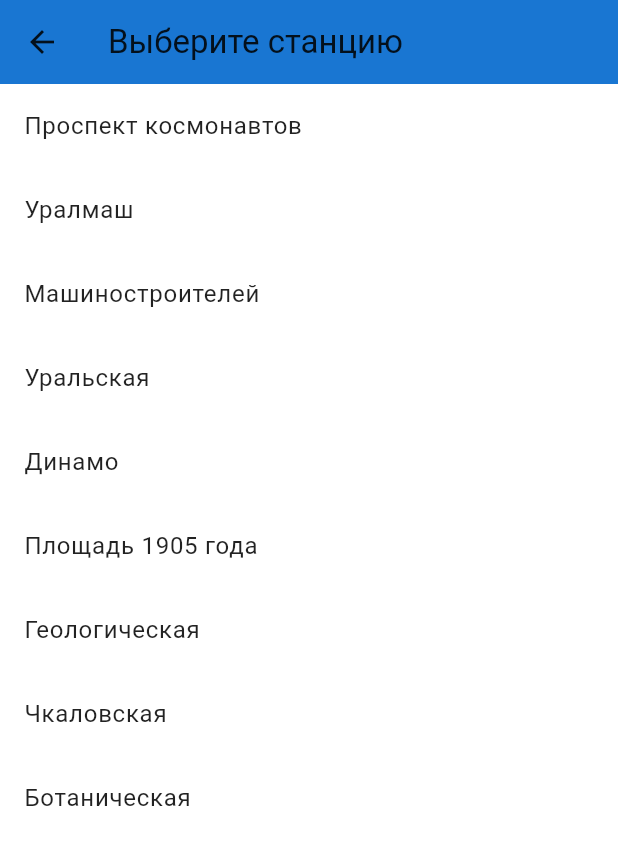
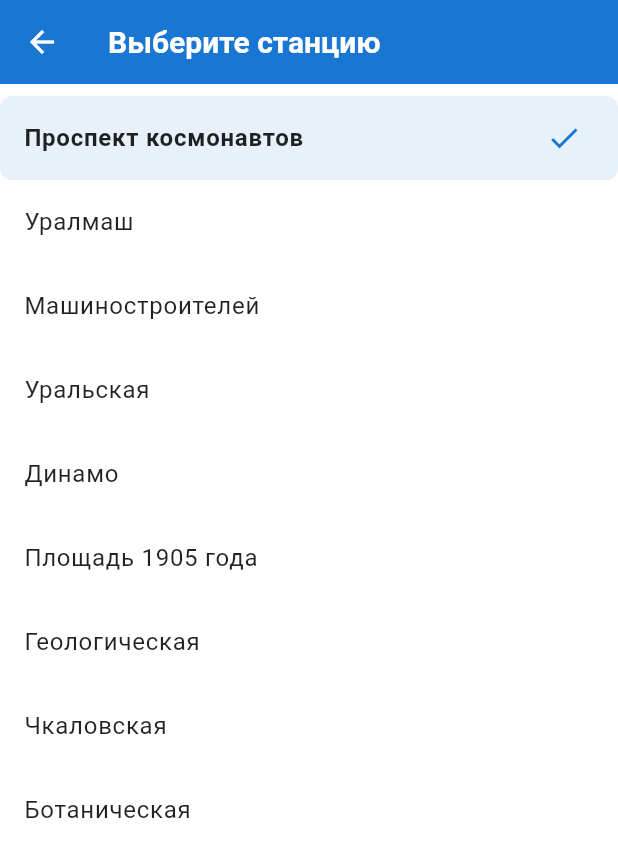
Before and after one commit to samb1232/eburg_metro_timer, a Flutter app: the ChooseStationScreen screen opened by its route, on a phone screen of 412 x 824 dp. Shown: the top 857 px of the screen. Run offline on Flutter 3.47's test engine with Material 3 defaults, Android fonts, the phone set to English and light mode, and no system bars.

Commit message:
changed style of choose station screen

```diff
--- a/lib/features/choose_station_screen/presentation/choose_station_screen.dart
+++ b/lib/features/choose_station_screen/presentation/choose_station_screen.dart
@@ -8,37 +8,81 @@ class ChooseStationScreen extends StatelessWidget {
   @override
   Widget build(BuildContext context) {
     final scheduleProvider = Provider.of<ScheduleProvider>(context);
+    final colorScheme = Theme.of(context).colorScheme;
 
     return Scaffold(
-      appBar: AppBar(title: const Text('Выберите станцию')),
-      body: _buildBody(context, scheduleProvider),
+      appBar: AppBar(
+        title: Text(
+          'Выберите станцию',
+          style: TextStyle(
+            color: colorScheme.onPrimary,
+            fontSize: 20,
+            fontWeight: FontWeight.w600,
+          ),
+        ),
+        iconTheme: IconThemeData(color: colorScheme.onPrimary),
+        backgroundColor: colorScheme.primary,
+      ),
+      body: _buildBody(context, scheduleProvider, colorScheme),
     );
   }
 
-  Widget _buildBody(BuildContext context, ScheduleProvider provider) {
+  Widget _buildBody(
+    BuildContext context,
+    ScheduleProvider provider,
+    ColorScheme colorScheme,
+  ) {
     if (provider.isLoading) {
-      return const Center(child: CircularProgressIndicator());
+      return Center(
+        child: CircularProgressIndicator(color: colorScheme.primary),
+      );
     }
 
     if (provider.loadError != null) {
-      return Center(child: Text('Ошибка: ${provider.loadError}'));
+      return Center(
+        child: Text(
+          'Ошибка: ${provider.loadError}',
+          style: TextStyle(color: colorScheme.error, fontSize: 16),
+          textAlign: TextAlign.center,
+        ),
+      );
     }
 
     if (provider.stationOrder.isEmpty) {
-      return const Center(child: Text('Нет доступных станций'));
+      return Center(
+        child: Text(
+          'Нет доступных станций',
+          style: TextStyle(color: colorScheme.onSurface, fontSize: 16),
+        ),
+      );
     }
 
     return ListView.builder(
+      padding: const EdgeInsets.symmetric(vertical: 8),
       itemCount: provider.stationOrder.length,
       itemBuilder: (context, index) {
         final stationNumber = provider.stationOrder[index];
         final stationName = provider.getStationName(stationNumber);
+        final isSelected = provider.selectedStationNumber == stationNumber;
+
         return ListTile(
-          title: Text(stationName),
+          title: Text(
+            stationName,
+            style: TextStyle(
+              color: colorScheme.onSurface,
+              fontSize: 16,
+              fontWeight: isSelected ? FontWeight.w600 : FontWeight.normal,
+            ),
+          ),
+          trailing: isSelected
+              ? Icon(Icons.check, color: colorScheme.primary)
+              : null,
           onTap: () {
             provider.selectStation(stationNumber);
             Navigator.pop(context, stationName);
           },
+          tileColor: isSelected ? colorScheme.primary.withOpacity(0.1) : null,
+          shape: RoundedRectangleBorder(borderRadius: BorderRadius.circular(8)),
         );
       },
     );
```
